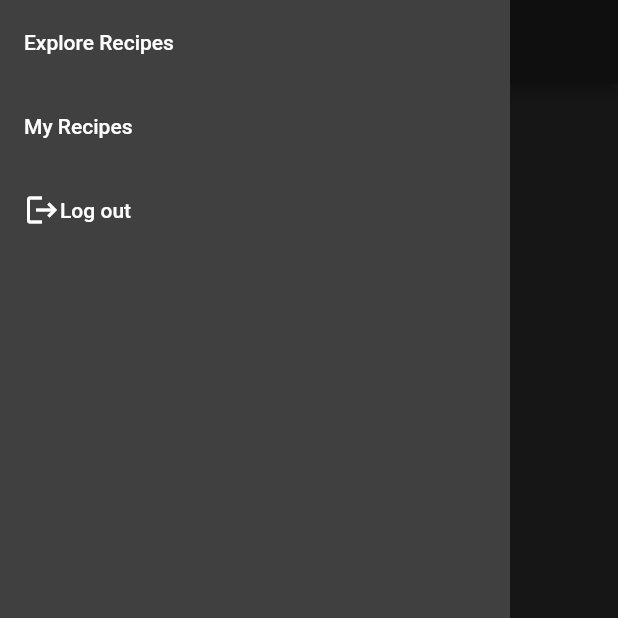
After one commit to dadouf/ProjectQuiche, a Flutter app: the screen it shows once a user with an empty profile is signed in, with the side drawer open, on a phone screen of 412 x 824 dp, the top half of it. The commit adds this screen. Run offline on Flutter 3.47's test engine with Material 2 defaults, Android fonts, the phone set to English and light mode, and no system bars; our stand-ins replace firebase_auth, firebase_core, firebase_database, google_sign_in; accounts and stored records are empty.

Commit message:
Create main scaffold with drawer, separate Explore recipes and My recipes

```diff
--- a/lib/main.dart
+++ b/lib/main.dart
@@ -3,9 +3,8 @@ import 'dart:developer';
 import 'package:firebase_auth/firebase_auth.dart';
 import 'package:firebase_core/firebase_core.dart';
 import 'package:flutter/material.dart';
-
-import 'screens/authenticate.dart';
-import 'screens/recipe_list.dart';
+import 'package:projectquiche/pages/authenticate.dart';
+import 'package:projectquiche/pages/main_app_scaffold.dart';
 
 final FirebaseAuth _auth = FirebaseAuth.instance;
 
@@ -36,7 +35,7 @@ class QuicheApp extends StatelessWidget {
         log("Logged in user ID: ${snapshot.data?.uid}, email: ${snapshot.data?.email}");
 
         if (snapshot.hasData && !snapshot.data.isAnonymous) {
-          return RecipeListPage();
+          return MainAppScaffold();
         }
 
         return AuthenticatePage();
--- /dev/null
+++ b/lib/pages/explore_recipes.dart
@@ -0,0 +1,60 @@
+import 'dart:developer';
+
+import 'package:firebase_database/firebase_database.dart';
+import 'package:firebase_database/ui/utils/stream_subscriber_mixin.dart';
+import 'package:flutter/material.dart';
+import 'package:projectquiche/model/recipe.dart';
+import 'package:projectquiche/pages/recipe.dart';
+
+class ExploreRecipesPage extends StatefulWidget {
+  @override
+  _ExploreRecipesPageState createState() => _ExploreRecipesPageState();
+}
+
+class _ExploreRecipesPageState extends State<ExploreRecipesPage>
+    with StreamSubscriberMixin {
+  final _recipesDbRef =
+      FirebaseDatabase.instance.reference().child("v1/recipes");
+  final _recipesDbConverter = RecipesConverter();
+
+  List<Recipe> _recipes = [];
+
+  @override
+  Widget build(BuildContext context) {
+    return ListView.builder(
+        itemCount: _recipes.length,
+        itemBuilder: (context, position) {
+          var _recipe = _recipes[position];
+          return ListTile(
+            title: Text(_recipe.name),
+            onTap: () => _openRecipe(context, _recipe),
+          );
+        });
+  }
+
+  @override
+  void initState() {
+    super.initState();
+
+    // TODO move one layer down
+    listen(
+        _recipesDbRef.onValue,
+        (event) => setState(() {
+              _recipes = _recipesDbConverter.convert(event.snapshot.value);
+            }), onError: (error) {
+      log("Error while listening to recipe list", error: error);
+    });
+  }
+
+  @override
+  void dispose() {
+    cancelSubscriptions();
+
+    super.dispose();
+  }
+
+  void _openRecipe(BuildContext context, Recipe recipe) {
+    Navigator.of(context)
+        .push(MaterialPageRoute(builder: (context) => RecipePage(recipe)));
+  }
+}
--- /dev/null
+++ b/lib/pages/main_app_scaffold.dart
@@ -0,0 +1,77 @@
+import 'package:firebase_auth/firebase_auth.dart';
+import 'package:flutter/material.dart';
+import 'package:google_sign_in/google_sign_in.dart';
+import 'package:projectquiche/pages/explore_recipes.dart';
+import 'package:projectquiche/pages/my_recipes.dart';
+import 'package:projectquiche/pages/new_recipe.dart';
+
+class MainAppScaffold extends StatefulWidget {
+  @override
+  _MainAppScaffoldState createState() => _MainAppScaffoldState();
+}
+
+class _MainAppScaffoldState extends State<MainAppScaffold> {
+  Widget _currentPage = ExploreRecipesPage();
+
+  // TODO could (should) that be a field of _currentPage??
+  String _currentPageTitle = "Explore Recipes";
+
+  @override
+  Widget build(BuildContext context) {
+    return Scaffold(
+        appBar: AppBar(
+          title: Text(_currentPageTitle),
+        ),
+        drawer: Container(
+            color: Color(0xFF404040),
+            margin: EdgeInsets.only(right: 72),
+            child: ListView(
+              children: [
+                ListTile(
+                  title: Text("Explore Recipes"),
+                  onTap: () {
+                    setState(() {
+                      _currentPage = ExploreRecipesPage();
+                      _currentPageTitle = "Explore Recipes";
+                    });
+                    Navigator.of(context).pop();
+                  },
+                ),
+                ListTile(
+                  title: Text("My Recipes"),
+                  onTap: () {
+                    setState(() {
+                      _currentPage = MyRecipesPage();
+                      _currentPageTitle = "My Recipes";
+                    });
+                    Navigator.of(context).pop();
+                  },
+                ),
+                ListTile(
+                  title: Row(
+                    children: [Icon(Icons.logout), Text("Log out")],
+                  ),
+                  onTap: _logout,
+                )
+              ],
+            )),
+        body: _currentPage,
+        floatingActionButton: FloatingActionButton(
+          child: Icon(Icons.plus_one),
+          onPressed: () => _addStuff(),
+        ));
+  }
+
+  void _addStuff() {
+    Navigator.of(context)
+        .push(MaterialPageRoute(builder: (context) => NewRecipePage()));
+  }
+
+  void _logout() {
+    FirebaseAuth.instance
+        .signOut(); // this is enough to go back to Login screen
+    GoogleSignIn().signOut(); // this is needed in order to PROMPT user again
+
+    // ... causes callback in main.app
+  }
+}
```
Also changed, not shown: lib/pages/my_recipes.dart (added, +60 -0 lines), lib/screens/recipe_list.dart (deleted, +0 -117 lines), lib/pages/authenticate.dart (renamed from lib/screens/authenticate.dart), lib/pages/new_recipe.dart (renamed from lib/screens/new_recipe.dart), lib/pages/recipe.dart (renamed from lib/screens/recipe.dart).
